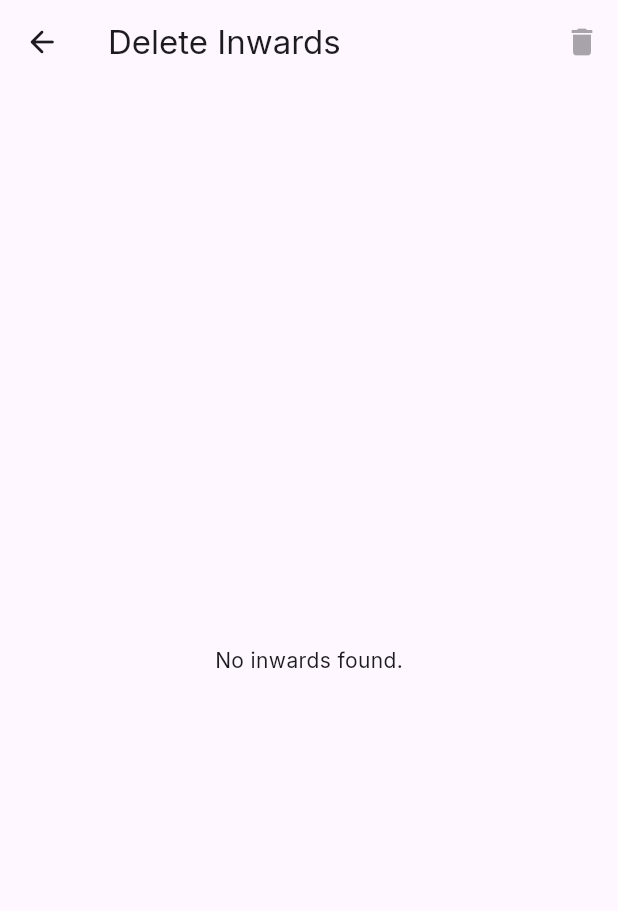
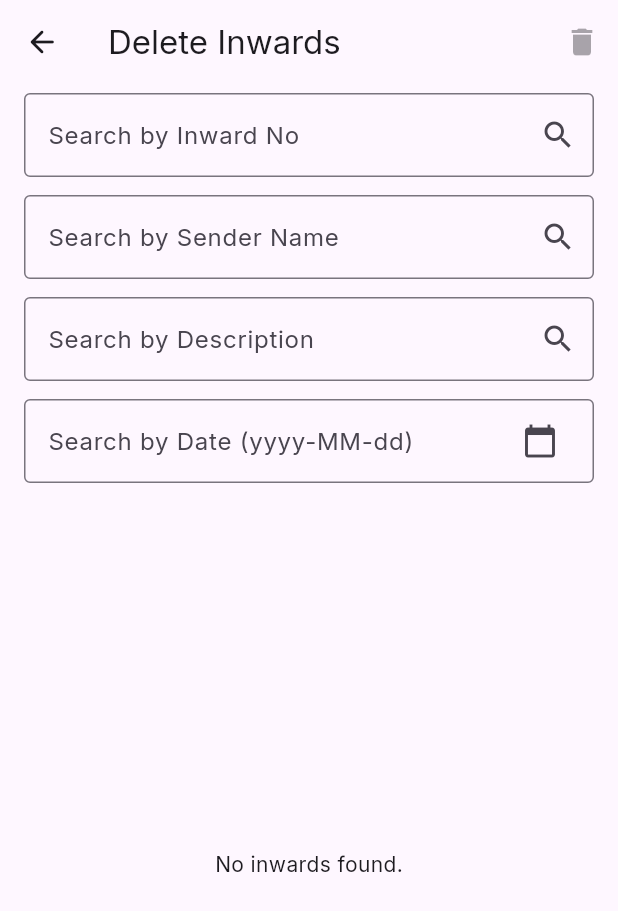
Before and after one commit to GaryChettiar/aid_hub, a Flutter app: the DeletedInwardsPage screen opened directly, after a tap on the "arrow back" icon, on a phone screen of 412 x 824 dp. Shown: the top 911 px of the screen. Run offline on Flutter 3.47's test engine with Material 3 defaults, Android fonts, the phone set to English and light mode, and no system bars; our stand-ins replace cloud_firestore, file_picker, firebase_auth, firebase_core, flutter_typeahead, google_fonts and 3 more; missing offline and left inert: dart:html, excel; accounts and stored records are empty.

Commit message:
added filters

```diff
--- a/lib/DeleteInwards.dart
+++ b/lib/DeleteInwards.dart
@@ -10,14 +10,16 @@ class InwardDeletionPage extends StatefulWidget {
 }
 
 class _InwardDeletionPageState extends State<InwardDeletionPage> {
-  Map<String, Map<String, dynamic>> _inwards = {}; // batchDocId -> {inwardId: inwardData}
-  Map<String, Set<String>> _selectedInwards = {}; // batchDocId -> Set<inwardId>
+  Map<String, Map<String, dynamic>> _inwards = {};
+  Map<String, Set<String>> _selectedInwards = {};
   bool _isLoading = true;
 
-  TextEditingController _inwardNoController = TextEditingController();
-  TextEditingController _senderNameController = TextEditingController();
-  String _inwardNoQuery = '';
-  String _senderQuery = '';
+  final _inwardNoController = TextEditingController();
+  final _senderController = TextEditingController();
+  final _descController = TextEditingController();
+  final _dateController = TextEditingController();
+
+  String _inwardNoQuery = '', _senderQuery = '', _descQuery = '', _dateQuery = '';
 
   @override
   void initState() {
@@ -30,12 +32,10 @@ class _InwardDeletionPageState extends State<InwardDeletionPage> {
     final snapshot = await FirebaseFirestore.instance.collection('groupedInwards').get();
 
     Map<String, Map<String, dynamic>> allInwards = {};
-
     for (var doc in snapshot.docs) {
       if (doc.id == 'meta') continue;
       final data = doc.data();
 
-      // Convert and sort by last 4 digits of inwardNo
       final sortedEntries = data.entries.toList()
         ..sort((a, b) {
           final aNo = int.tryParse(RegExp(r'\d{4}$').firstMatch(a.value['inwardNo'] ?? '')?.group(0) ?? '0') ?? 0;
@@ -43,9 +43,7 @@ class _InwardDeletionPageState extends State<InwardDeletionPage> {
           return aNo.compareTo(bNo);
         });
 
-      allInwards[doc.id] = {
-        for (var entry in sortedEntries) entry.key: entry.value,
-      };
+      allInwards[doc.id] = { for (var entry in sortedEntries) entry.key: entry.value };
     }
 
     setState(() {
@@ -76,7 +74,6 @@ class _InwardDeletionPageState extends State<InwardDeletionPage> {
     final metaSnap = await metaRef.get();
 
     Map<String, dynamic> batchCount = {};
-
     if (metaSnap.exists) {
       batchCount = Map<String, dynamic>.from(metaSnap.data()?['batchCount'] ?? {});
     } else {
@@ -125,19 +122,72 @@ class _InwardDeletionPageState extends State<InwardDeletionPage> {
     }
 
     await metaRef.update({'batchCount': batchCount});
-    await _fetchInwards(); // Refresh UI
+    await _fetchInwards();
+  }
+
+  Widget _buildSearchField(TextEditingController controller, String label, void Function(String) onChanged) {
+    return Padding(
+      padding: const EdgeInsets.symmetric(horizontal: 16, vertical: 6),
+      child: TextField(
+        controller: controller,
+        decoration: InputDecoration(
+          labelText: label,
+          border: OutlineInputBorder(),
+          suffixIcon: Icon(Icons.search),
+        ),
+        onChanged: onChanged,
+      ),
+    );
+  }
+
+  Widget _buildDateSearchField() {
+    return Padding(
+      padding: const EdgeInsets.symmetric(horizontal: 16, vertical: 6),
+      child: TextField(
+        controller: _dateController,
+        readOnly: true,
+        decoration: InputDecoration(
+          labelText: 'Search by Date (yyyy-MM-dd)',
+          border: OutlineInputBorder(),
+          suffixIcon: Row(
+            mainAxisSize: MainAxisSize.min,
+            children: [
+              if (_dateController.text.isNotEmpty)
+                IconButton(
+                  icon: Icon(Icons.clear),
+                  onPressed: () {
+                    _dateController.clear();
+                    setState(() => _dateQuery = '');
+                  },
+                ),
+              Icon(Icons.calendar_today),
+            ],
+          ),
+        ),
+        onTap: () async {
+          final pickedDate = await showDatePicker(
+            context: context,
+            initialDate: DateTime.now(),
+            firstDate: DateTime(2000),
+            lastDate: DateTime(2100),
+          );
+          if (pickedDate != null) {
+            String formatted = "${pickedDate.year.toString().padLeft(4, '0')}-${pickedDate.month.toString().padLeft(2, '0')}-${pickedDate.day.toString().padLeft(2, '0')}";
+            _dateController.text = formatted;
+            setState(() => _dateQuery = formatted.toLowerCase());
+          }
+        },
+      ),
+    );
   }
 
   @override
   Widget build(BuildContext context) {
     return Scaffold(
       appBar: AppBar(
-        leading: IconButton(
-          onPressed: () {
+        leading: IconButton(onPressed: () {
           Navigator.pushReplacement(context, MaterialPageRoute(builder: (context) => Dashboard()));
-          },
-          icon: Icon(Icons.arrow_back_rounded),
-        ),
+        }, icon: Icon(Icons.arrow_back_rounded)),
         title: Text('Delete Inwards'),
         actions: [
           IconButton(
@@ -163,77 +213,54 @@ class _InwardDeletionPageState extends State<InwardDeletionPage> {
       ),
       body: _isLoading
           ? Center(child: CircularProgressIndicator())
-          : _inwards.isEmpty
-              ? Center(child: Text('No inwards found.'))
           : Column(
               children: [
-                    Padding(
-                      padding: const EdgeInsets.symmetric(horizontal: 16, vertical: 8),
-                      child: TextField(
-                        controller: _inwardNoController,
-                        decoration: InputDecoration(
-                          labelText: 'Search by Inward No',
-                          border: OutlineInputBorder(),
-                          suffixIcon: Icon(Icons.search),
-                        ),
-                        onChanged: (value) {
-                          setState(() {
-                            _inwardNoQuery = value.toLowerCase();
-                          });
-                        },
-                      ),
-                    ),
-                    Padding(
-                      padding: const EdgeInsets.symmetric(horizontal: 16, vertical: 8),
-                      child: TextField(
-                        controller: _senderNameController,
-                        decoration: InputDecoration(
-                          labelText: 'Search by Sender Name',
-                          border: OutlineInputBorder(),
-                          suffixIcon: Icon(Icons.search),
-                        ),
-                        onChanged: (value) {
-                          setState(() {
-                            _senderQuery = value.toLowerCase();
-                          });
-                        },
-                      ),
-                    ),
+                _buildSearchField(_inwardNoController, 'Search by Inward No', (v) => setState(() => _inwardNoQuery = v.toLowerCase())),
+                _buildSearchField(_senderController, 'Search by Sender Name', (v) => setState(() => _senderQuery = v.toLowerCase())),
+                _buildSearchField(_descController, 'Search by Description', (v) => setState(() => _descQuery = v.toLowerCase())),
+                _buildDateSearchField(),
                 Expanded(
-                      child: ListView(
+                  child: _inwards.isEmpty
+                      ? Center(child: Text('No inwards found.'))
+                      : ListView(
                           children: _inwards.entries.map((entry) {
                             final batchId = entry.key;
                             final inwardMap = entry.value;
 
-                          final filteredMap = inwardMap.entries.where((inwardEntry) {
-                            final inwardData = inwardEntry.value;
-                            final inwardNo = (inwardData['inwardNo'] ?? '').toString().toLowerCase();
-                            final sender = (inwardData['senderName'] ?? '').toString().toLowerCase();
-                            return inwardNo.contains(_inwardNoQuery) && sender.contains(_senderQuery);
+                            final filteredEntries = inwardMap.entries.where((e) {
+                              final d = e.value;
+                              final no = (d['inwardNo'] ?? '').toString().toLowerCase();
+                              final sender = (d['senderName'] ?? '').toString().toLowerCase();
+                              final desc = (d['description'] ?? '').toString().toLowerCase();
+                              final date = (d['date'] ?? '').toString().toLowerCase();
+                              return no.contains(_inwardNoQuery) &&
+                                  sender.contains(_senderQuery) &&
+                                  desc.contains(_descQuery) &&
+                                  date.contains(_dateQuery);
                             }).toList();
 
-                          if (filteredMap.isEmpty) return SizedBox.shrink();
+                            if (filteredEntries.isEmpty) return SizedBox.shrink();
 
                             return ExpansionTile(
                               title: Row(
                                 mainAxisAlignment: MainAxisAlignment.spaceBetween,
                                 children: [
-                                Text('$batchId (${filteredMap.length})'),
+                                  Text('$batchId (${filteredEntries.length})'),
                                   TextButton(
                                     onPressed: () {
                                       final selectedSet = _selectedInwards[batchId] ?? {};
-                                    final allKeys = filteredMap.map((e) => e.key).toSet();
+                                      final allKeys = filteredEntries.map((e) => e.key).toSet();
 
                                       setState(() {
-                                      if (selectedSet.containsAll(allKeys)) {
+                                        if (selectedSet.length == allKeys.length) {
                                           _selectedInwards[batchId] = {};
                                         } else {
-                                        _selectedInwards[batchId] = {...?selectedSet, ...allKeys};
+                                          _selectedInwards[batchId] = Set.from(allKeys);
                                         }
                                       });
                                     },
                                     child: Text(
-                                    (_selectedInwards[batchId]?.containsAll(filteredMap.map((e) => e.key)) ?? false)
+                                      (_selectedInwards[batchId]?.length ?? 0) == filteredEntries.length
                                           ? 'Deselect All'
                                           : 'Select All',
                                     ),
@@ -243,18 +270,15 @@ class _InwardDeletionPageState extends State<InwardDeletionPage> {
                                       Navigator.pushReplacement(
                                         context,
                                         MaterialPageRoute(
-                                        builder: (context) => DeletedInwardsPage(
-                                          primaryApp: primaryApp,
-                                          secondaryApp: secondaryApp,
-                                        ),
+                                          builder: (context) => DeletedInwardsPage(primaryApp: primaryApp, secondaryApp: secondaryApp),
                                         ),
                                       );
                                     },
                                     child: Text("Restore"),
-                                ),
+                                  )
                                 ],
                               ),
-                            children: filteredMap.map((inwardEntry) {
+                              children: filteredEntries.map((inwardEntry) {
                                 final inwardId = inwardEntry.key;
                                 final inwardData = inwardEntry.value;
 
@@ -262,9 +286,7 @@ class _InwardDeletionPageState extends State<InwardDeletionPage> {
                                   value: _selectedInwards[batchId]?.contains(inwardId) ?? false,
                                   onChanged: (selected) => _toggleSelect(batchId, inwardId, selected),
                                   title: Text('${inwardData['inwardNo'] ?? inwardId}'),
-                                subtitle: Text(
-                                  'Received by: ${inwardData['receivedBy'] ?? ''}\nSender: ${inwardData['senderName'] ?? ''}',
-                                ),
+                                  subtitle: Text('Sender: ${inwardData['senderName'] ?? ''}\nDesc: ${inwardData['description'] ?? ''}\nDate: ${inwardData['date'] ?? ''}'),
                                 );
                               }).toList(),
                             );
--- a/lib/DeletedInwards.dart
+++ b/lib/DeletedInwards.dart
@@ -23,16 +23,18 @@ class _DeletedInwardsPageState extends State<DeletedInwardsPage> {
   late FirebaseFirestore secondaryFirestore;
   late String userEmail;
 
-  Map<String, Map<String, dynamic>> selectedInwards = {}; // {batchId: {inwardId: data}}
-  Map<String, Map<String, dynamic>> allDeletedInwards = {}; // For display
+  Map<String, Map<String, dynamic>> selectedInwards = {};
+  Map<String, Map<String, dynamic>> allDeletedInwards = {};
 
   bool isLoading = true;
   bool selectAll = false;
 
-  TextEditingController _inwardIdController = TextEditingController();
-  TextEditingController _senderNameController = TextEditingController();
-  String _inwardIdQuery = '';
-  String _senderNameQuery = '';
+  final _inwardNoController = TextEditingController();
+  final _senderController = TextEditingController();
+  final _descController = TextEditingController();
+  final _dateController = TextEditingController();
+
+  String _inwardNoQuery = '', _senderQuery = '', _descQuery = '', _dateQuery = '';
 
   @override
   void initState() {
@@ -44,7 +46,6 @@ class _DeletedInwardsPageState extends State<DeletedInwardsPage> {
     primaryFirestore = FirebaseFirestore.instanceFor(app: widget.primaryApp);
     secondaryFirestore = FirebaseFirestore.instanceFor(app: widget.secondaryApp);
     userEmail = FirebaseAuth.instanceFor(app: widget.primaryApp).currentUser?.email ?? 'unknown_user@example.com';
-
     await _fetchDeletedInwards();
   }
 
@@ -59,14 +60,12 @@ class _DeletedInwardsPageState extends State<DeletedInwardsPage> {
     for (final doc in deletedBatches.docs) {
       final batchId = doc.id;
       final data = doc.data();
-
       final filteredData = <String, dynamic>{};
       for (final entry in data.entries) {
         if (entry.value is Map<String, dynamic>) {
           filteredData[entry.key] = entry.value;
         }
       }
-
       allDeletedInwards[batchId] = Map<String, dynamic>.from(filteredData);
     }
 
@@ -75,7 +74,7 @@ class _DeletedInwardsPageState extends State<DeletedInwardsPage> {
 
   void _toggleSelection(String batchId, String inwardId, Map<String, dynamic> data) {
     setState(() {
-      if (!selectedInwards.containsKey(batchId)) selectedInwards[batchId] = {};
+      selectedInwards.putIfAbsent(batchId, () => {});
       if (selectedInwards[batchId]!.containsKey(inwardId)) {
         selectedInwards[batchId]!.remove(inwardId);
         if (selectedInwards[batchId]!.isEmpty) selectedInwards.remove(batchId);
@@ -100,7 +99,6 @@ class _DeletedInwardsPageState extends State<DeletedInwardsPage> {
   Future<void> _restoreSelected() async {
     final metaRef = primaryFirestore.collection('groupedInwards').doc('meta');
     final metaSnap = await metaRef.get();
-
     Map<String, dynamic> batchCount = {};
     if (metaSnap.exists) {
       batchCount = Map<String, dynamic>.from(metaSnap.data()?['batchCount'] ?? {});
@@ -112,9 +110,7 @@ class _DeletedInwardsPageState extends State<DeletedInwardsPage> {
 
       final batchRef = primaryFirestore.collection('groupedInwards').doc(batchId);
       await batchRef.set(inwards, SetOptions(merge: true));
-
-      final current = batchCount[batchId] ?? 0;
-      batchCount[batchId] = current + inwards.length;
+      batchCount[batchId] = (batchCount[batchId] ?? 0) + inwards.length;
 
       final deletedRef = secondaryFirestore.collection('deletedInwards').doc(batchId);
       Map<String, dynamic> deleteMap = {};
@@ -128,19 +124,74 @@ class _DeletedInwardsPageState extends State<DeletedInwardsPage> {
     await _fetchDeletedInwards();
   }
 
+  Widget _buildSearchField(TextEditingController controller, String label, void Function(String) onChanged) {
+    return Padding(
+      padding: const EdgeInsets.symmetric(horizontal: 16, vertical: 6),
+      child: TextField(
+        controller: controller,
+        decoration: InputDecoration(
+          labelText: label,
+          border: OutlineInputBorder(),
+          suffixIcon: Icon(Icons.search),
+        ),
+        onChanged: onChanged,
+      ),
+    );
+  }
+
+  Widget _buildDateSearchField() {
+    return Padding(
+      padding: const EdgeInsets.symmetric(horizontal: 16, vertical: 6),
+      child: TextField(
+        controller: _dateController,
+        readOnly: true,
+        decoration: InputDecoration(
+          labelText: 'Search by Date (yyyy-MM-dd)',
+          border: OutlineInputBorder(),
+          suffixIcon: Row(
+            mainAxisSize: MainAxisSize.min,
+            children: [
+              if (_dateController.text.isNotEmpty)
+                IconButton(
+                  icon: Icon(Icons.clear),
+                  onPressed: () {
+                    _dateController.clear();
+                    setState(() => _dateQuery = '');
+                  },
+                ),
+              Icon(Icons.calendar_today),
+            ],
+          ),
+        ),
+        onTap: () async {
+          DateTime? pickedDate = await showDatePicker(
+            context: context,
+            initialDate: DateTime.now(),
+            firstDate: DateTime(2000),
+            lastDate: DateTime(2100),
+          );
+          if (pickedDate != null) {
+            String formatted = "${pickedDate.year.toString().padLeft(4, '0')}-${pickedDate.month.toString().padLeft(2, '0')}-${pickedDate.day.toString().padLeft(2, '0')}";
+            _dateController.text = formatted;
+            setState(() => _dateQuery = formatted.toLowerCase());
+          }
+        },
+      ),
+    );
+  }
+
   @override
   Widget build(BuildContext context) {
     return Scaffold(
       appBar: AppBar(
         leading: IconButton(
-            onPressed: () {
-              Navigator.pushReplacement(
+          icon: Icon(Icons.arrow_back),
+          onPressed: () => Navigator.pushReplacement(
             context,
             MaterialPageRoute(builder: (context) => InwardDeletionPage()),
-              );
-            },
-            icon: Icon(Icons.arrow_back)),
-        title: const Text("Deleted Inwards"),
+          ),
+        ),
+        title: Text("Deleted Inwards"),
         actions: [
           IconButton(
             icon: Icon(selectAll ? Icons.check_box : Icons.check_box_outline_blank),
@@ -148,78 +199,52 @@ class _DeletedInwardsPageState extends State<DeletedInwardsPage> {
           ),
           if (selectedInwards.isNotEmpty)
             IconButton(
-              icon: const Icon(Icons.restore),
+              icon: Icon(Icons.restore),
               onPressed: _restoreSelected,
-            )
+            ),
         ],
       ),
       body: isLoading
-          ? const Center(child: CircularProgressIndicator())
-          : allDeletedInwards.isEmpty
-              ? const Center(child: Text("No deleted inwards found."))
+          ? Center(child: CircularProgressIndicator())
           : Column(
               children: [
-                    Padding(
-                      padding: const EdgeInsets.symmetric(horizontal: 16, vertical: 6),
-                      child: TextField(
-                        controller: _inwardIdController,
-                        decoration: InputDecoration(
-                          labelText: "Search by Inward ID",
-                          border: OutlineInputBorder(),
-                          suffixIcon: Icon(Icons.search),
-                        ),
-                        onChanged: (value) {
-                          setState(() {
-                            _inwardIdQuery = value.toLowerCase();
-                          });
-                        },
-                      ),
-                    ),
-                    Padding(
-                      padding: const EdgeInsets.symmetric(horizontal: 16, vertical: 6),
-                      child: TextField(
-                        controller: _senderNameController,
-                        decoration: InputDecoration(
-                          labelText: "Search by Sender Name",
-                          border: OutlineInputBorder(),
-                          suffixIcon: Icon(Icons.search),
-                        ),
-                        onChanged: (value) {
-                          setState(() {
-                            _senderNameQuery = value.toLowerCase();
-                          });
-                        },
-                      ),
-                    ),
+                _buildSearchField(_inwardNoController, 'Search by Inward No', (v) => setState(() => _inwardNoQuery = v.toLowerCase())),
+                _buildSearchField(_senderController, 'Search by Sender Name', (v) => setState(() => _senderQuery = v.toLowerCase())),
+                _buildSearchField(_descController, 'Search by Description', (v) => setState(() => _descQuery = v.toLowerCase())),
+                _buildDateSearchField(),
                 Expanded(
-                      child: ListView(
+                  child: allDeletedInwards.isEmpty
+                      ? Center(child: Text("No deleted inwards found."))
+                      : ListView(
                           children: allDeletedInwards.entries.expand((entry) {
                             final batchId = entry.key;
-                          final entries = entry.value.entries.where((e) {
-                            final inwardId = e.key.toLowerCase();
-                            final sender = (e.value['senderName'] ?? '').toString().toLowerCase();
-                            return inwardId.contains(_inwardIdQuery) &&
-                                sender.contains(_senderNameQuery);
+                            final filtered = entry.value.entries.where((e) {
+                              final data = e.value as Map<String, dynamic>;
+                              final inwardNo = (data['inwardNo'] ?? '').toString().toLowerCase();
+                              final sender = (data['senderName'] ?? '').toString().toLowerCase();
+                              final desc = (data['description'] ?? '').toString().toLowerCase();
+                              final date = (data['date'] ?? '').toString().toLowerCase();
+                              return inwardNo.contains(_inwardNoQuery) &&
+                                  sender.contains(_senderQuery) &&
+                                  desc.contains(_descQuery) &&
+                                  date.contains(_dateQuery);
                             }).toList();
 
-                          return entries.map((e) {
+                            return filtered.map((e) {
                               final inwardId = e.key;
                               final data = Map<String, dynamic>.from(e.value);
-                            final isSelected =
-                                selectedInwards[batchId]?.containsKey(inwardId) ?? false;
+                              final isSelected = selectedInwards[batchId]?.containsKey(inwardId) ?? false;
 
                               return ListTile(
-                              title: Text("ID: $inwardId"),
-                              subtitle: Text(
-                                  "Batch: $batchId\nAmount: ${data['amount'] ?? '-'}\nSender: ${data['senderName'] ?? '-'}"),
+                                title: Text(data['inwardNo'] ?? 'ID: $inwardId'),
+                                subtitle: Text("Sender: ${data['senderName'] ?? '-'}\nDescription: ${data['description'] ?? '-'}\nDate: ${data['date'] ?? '-'}\nBatch: $batchId"),
                                 trailing: Checkbox(
                                   value: isSelected,
-                                onChanged: (_) =>
-                                    _toggleSelection(batchId, inwardId, data),
+                                  onChanged: (_) => _toggleSelection(batchId, inwardId, data),
                                 ),
                                 onTap: () => _toggleSelection(batchId, inwardId, data),
                               );
-                          });
+                            }).toList();
                           }).toList(),
                         ),
                 ),
```
Lines whose indentation alone changed are shown as unchanged.
